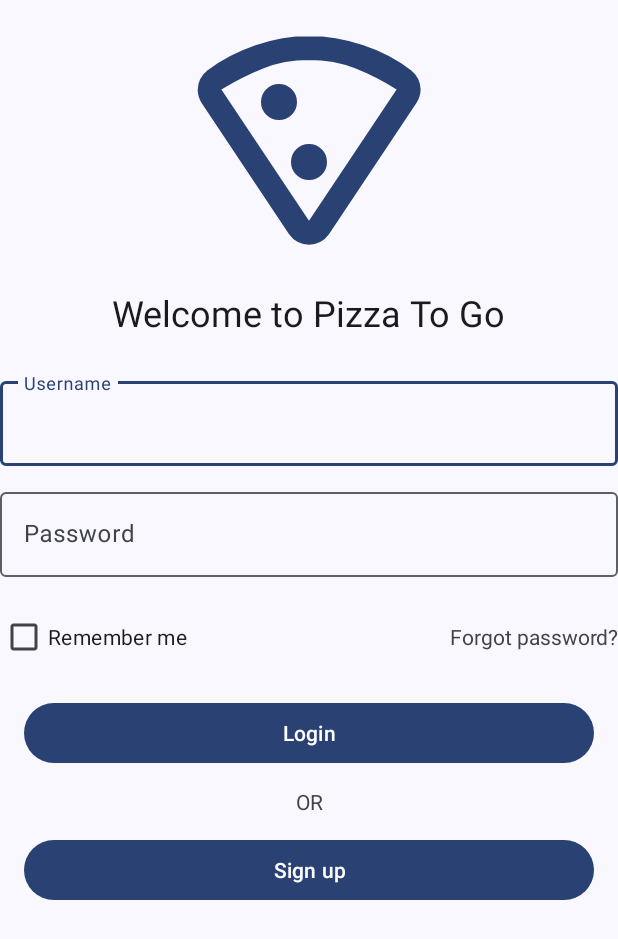
After one commit to k4ustu3h/pizzatogo, an Android app: the layout activity_login.xml on its own in the app's theme, with its tools: preview values and no code run, on a phone screen of 412 x 824 dp. The commit adds this screen. Shown: the top 939 px of the screen. Run offline under Robolectric (Android 15) with nearby library versions, the phone set to English and light mode, and no system bars.

Commit message:
Add Login page
Updated
  - Downgrade JVM to 17
  - Enable View binding

```diff
--- a/app/build.gradle.kts
+++ b/app/build.gradle.kts
@@ -26,13 +26,16 @@ android {
         }
     }
     compileOptions {
-        sourceCompatibility = JavaVersion.VERSION_23
-        targetCompatibility = JavaVersion.VERSION_23
+        sourceCompatibility = JavaVersion.VERSION_17
+        targetCompatibility = JavaVersion.VERSION_17
     }
     kotlin {
         compilerOptions {
-            jvmTarget = JvmTarget.JVM_23
+            jvmTarget = JvmTarget.JVM_17
         }
+    }
+    buildFeatures {
+        viewBinding = true
     }
 }
 
--- a/app/src/main/AndroidManifest.xml
+++ b/app/src/main/AndroidManifest.xml
@@ -9,7 +9,7 @@
         android:supportsRtl="true"
         android:theme="@style/Theme.PizzaToGo">
         <activity
-            android:name=".MainActivity"
+            android:name=".LoginActivity"
             android:exported="true">
             <intent-filter>
                 <action android:name="android.intent.action.MAIN" />
@@ -17,6 +17,9 @@
                 <category android:name="android.intent.category.LAUNCHER" />
             </intent-filter>
         </activity>
+        <activity
+            android:name=".MainActivity"
+            android:exported="true" />
     </application>
 
 </manifest>
--- /dev/null
+++ b/app/src/main/java/k4ustu3h/pizzatogo/LoginActivity.kt
@@ -0,0 +1,38 @@
+package k4ustu3h.pizzatogo
+
+import android.content.Intent
+import android.os.Bundle
+import androidx.activity.enableEdgeToEdge
+import androidx.appcompat.app.AppCompatActivity
+import androidx.core.view.ViewCompat
+import androidx.core.view.WindowInsetsCompat
+import k4ustu3h.pizzatogo.databinding.ActivityLoginBinding
+
+class LoginActivity : AppCompatActivity() {
+
+    private lateinit var binding: ActivityLoginBinding
+
+    override fun onCreate(savedInstanceState: Bundle?) {
+        super.onCreate(savedInstanceState)
+        enableEdgeToEdge()
+
+        binding = ActivityLoginBinding.inflate(layoutInflater)
+        setContentView(binding.root)
+
+        ViewCompat.setOnApplyWindowInsetsListener(binding.main) { v, insets ->
+            val systemBars = insets.getInsets(WindowInsetsCompat.Type.systemBars())
+            v.setPadding(
+                systemBars.left + 32,
+                systemBars.top + 32,
+                systemBars.right + 32,
+                systemBars.bottom + 32
+            )
+            insets
+        }
+
+        binding.loginButton.setOnClickListener {
+            val intent = Intent(this, MainActivity::class.java)
+            startActivity(intent)
+        }
+    }
+}
--- /dev/null
+++ b/app/src/main/res/drawable/logo.xml
@@ -0,0 +1,9 @@
+<vector xmlns:android="http://schemas.android.com/apk/res/android"
+    android:width="24dp"
+    android:height="24dp"
+    android:viewportWidth="24"
+    android:viewportHeight="24">
+    <path
+        android:fillColor="?attr/colorPrimary"
+        android:pathData="m12,3q2.2,0 4.475,0.75t4.025,2.1q0.4,0.3 0.6,0.725t0.2,0.875q0,0.275 -0.087,0.563t-0.262,0.563l-7.275,10.925q-0.3,0.45 -0.75,0.675t-0.925,0.225 -0.925,-0.225 -0.75,-0.675l-7.275,-10.925q-0.175,-0.275 -0.25,-0.55t-0.075,-0.55q0,-0.45 0.2,-0.875t0.6,-0.725q1.75,-1.325 4.012,-2.1t4.463,-0.775zM12,5q-2.075,0 -3.825,0.7t-3.475,1.75l7.3,10.95 7.3,-10.95q-1.725,-1.075 -3.463,-1.763t-3.838,-0.688zM9.5,10q0.625,0 1.063,-0.438t0.438,-1.063 -0.438,-1.063 -1.063,-0.438 -1.063,0.438 -0.438,1.063 0.438,1.063 1.063,0.438zM12,15q0.625,0 1.063,-0.438t0.438,-1.063 -0.438,-1.063 -1.063,-0.438 -1.063,0.438 -0.438,1.063 0.438,1.063 1.063,0.438z" />
+</vector>
--- /dev/null
+++ b/app/src/main/res/layout/activity_login.xml
@@ -0,0 +1,99 @@
+<?xml version="1.0" encoding="utf-8"?>
+<LinearLayout xmlns:android="http://schemas.android.com/apk/res/android"
+    xmlns:tools="http://schemas.android.com/tools"
+    android:id="@+id/main"
+    android:layout_width="match_parent"
+    android:layout_height="match_parent"
+    android:orientation="vertical"
+    tools:context=".LoginActivity">
+
+    <ImageView
+        android:layout_width="192dp"
+        android:layout_height="192dp"
+        android:layout_gravity="center"
+        android:contentDescription="@string/app_name"
+        android:src="@drawable/logo" />
+
+    <TextView
+        android:layout_width="wrap_content"
+        android:layout_height="wrap_content"
+        android:layout_gravity="center"
+        android:text="@string/welcome"
+        android:textAppearance="?attr/textAppearanceHeadlineSmall" />
+
+
+    <com.google.android.material.textfield.TextInputLayout
+        android:id="@+id/usernameTextField"
+        android:layout_width="match_parent"
+        android:layout_height="wrap_content"
+        android:layout_marginTop="24dp"
+        android:hint="@string/username">
+
+        <com.google.android.material.textfield.TextInputEditText
+            android:layout_width="match_parent"
+            android:layout_height="wrap_content" />
+
+    </com.google.android.material.textfield.TextInputLayout>
+
+    <com.google.android.material.textfield.TextInputLayout
+        android:id="@+id/passwordTextField"
+        android:layout_width="match_parent"
+        android:layout_height="wrap_content"
+        android:layout_marginTop="12dp"
+        android:hint="@string/password">
+
+        <com.google.android.material.textfield.TextInputEditText
+            android:layout_width="match_parent"
+            android:layout_height="wrap_content" />
+
+    </com.google.android.material.textfield.TextInputLayout>
+
+    <LinearLayout
+        android:layout_width="match_parent"
+        android:layout_height="wrap_content"
+        android:layout_marginVertical="16dp">
+
+        <com.google.android.material.checkbox.MaterialCheckBox
+            android:id="@+id/rememberCheckbox"
+            android:layout_width="0dp"
+            android:layout_height="wrap_content"
+            android:layout_weight="2"
+            android:text="@string/remember" />
+
+        <TextView
+            android:id="@+id/forgotPassword"
+            android:layout_width="0dp"
+            android:layout_height="wrap_content"
+            android:layout_weight="1"
+            android:text="@string/forgot_password"
+            android:textAlignment="textEnd" />
+    </LinearLayout>
+
+    <LinearLayout
+        android:layout_width="match_parent"
+        android:layout_height="wrap_content"
+        android:layout_marginHorizontal="16dp"
+        android:orientation="vertical">
+
+        <com.google.android.material.button.MaterialButton
+            android:id="@+id/loginButton"
+            android:layout_width="match_parent"
+            android:layout_height="wrap_content"
+            android:text="@string/login" />
+
+        <TextView
+            android:layout_width="match_parent"
+            android:layout_height="wrap_content"
+            android:layout_marginVertical="12dp"
+            android:text="@string/or"
+            android:textAlignment="center" />
+
+        <com.google.android.material.button.MaterialButton
+            android:id="@+id/signupButton"
+            android:layout_width="match_parent"
+            android:layout_height="wrap_content"
+            android:text="@string/signup" />
+
+    </LinearLayout>
+
+</LinearLayout>
--- a/app/src/main/res/values/strings.xml
+++ b/app/src/main/res/values/strings.xml
@@ -1,3 +1,11 @@
 <resources>
     <string name="app_name">Pizza To Go</string>
+    <string name="forgot_password">Forgot password?</string>
+    <string name="login">Login</string>
+    <string name="or">OR</string>
+    <string name="password">Password</string>
+    <string name="remember">Remember me</string>
+    <string name="signup">Sign up</string>
+    <string name="username">Username</string>
+    <string name="welcome">Welcome to Pizza To Go</string>
 </resources>
```
